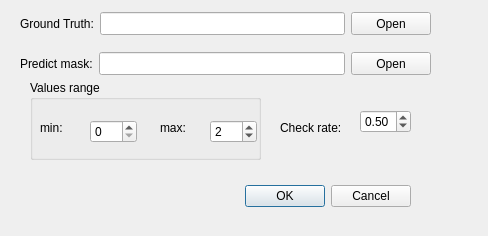
The window that ui/postProcess/AccuracyEvaluate.ui (scrssys/semantic_segment_RSImage) describes before a commit, drawn with Qt 5.
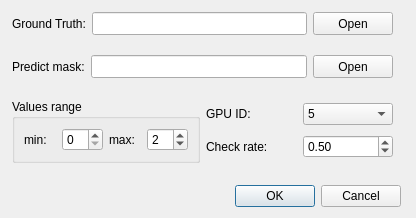
The same window after the commit.

Diff of the .ui file:
```diff
--- a/ui/postProcess/AccuracyEvaluate.ui
+++ b/ui/postProcess/AccuracyEvaluate.ui
@@ -6,8 +6,8 @@
    <rect>
     <x>0</x>
     <y>0</y>
-    <width>488</width>
-    <height>236</height>
+    <width>416</width>
+    <height>218</height>
    </rect>
   </property>
   <property name="windowTitle">
@@ -16,9 +16,9 @@
   <widget class="QDialogButtonBox" name="buttonBox">
    <property name="geometry">
     <rect>
-     <x>70</x>
+     <x>190</x>
      <y>180</y>
-     <width>341</width>
+     <width>211</width>
      <height>32</height>
     </rect>
    </property>
@@ -29,63 +29,19 @@
     <set>QDialogButtonBox::Cancel|QDialogButtonBox::Ok</set>
    </property>
   </widget>
-  <widget class="QWidget" name="layoutWidget_4">
+  <widget class="QWidget" name="">
    <property name="geometry">
     <rect>
-     <x>20</x>
-     <y>50</y>
-     <width>411</width>
-     <height>27</height>
+     <x>12</x>
+     <y>12</y>
+     <width>381</width>
+     <height>151</height>
     </rect>
    </property>
-   <layout class="QHBoxLayout" name="horizontalLayout_9">
+   <layout class="QVBoxLayout" name="verticalLayout_4">
     <item>
-     <widget class="QLabel" name="label_8">
-      <property name="minimumSize">
-       <size>
-        <width>55</width>
-        <height>23</height>
-       </size>
-      </property>
-      <property name="text">
-       <string>Predict mask:</string>
-      </property>
-     </widget>
-    </item>
+     <layout class="QVBoxLayout" name="verticalLayout_3">
     <item>
-     <widget class="QLineEdit" name="lineEdit_mask">
-      <property name="minimumSize">
-       <size>
-        <width>201</width>
-        <height>23</height>
-       </size>
-      </property>
-     </widget>
-    </item>
-    <item>
-     <widget class="QPushButton" name="pushButton_mask">
-      <property name="minimumSize">
-       <size>
-        <width>0</width>
-        <height>23</height>
-       </size>
-      </property>
-      <property name="text">
-       <string>Open</string>
-      </property>
-     </widget>
-    </item>
-   </layout>
-  </widget>
-  <widget class="QWidget" name="layoutWidget_3">
-   <property name="geometry">
-    <rect>
-     <x>20</x>
-     <y>10</y>
-     <width>411</width>
-     <height>27</height>
-    </rect>
-   </property>
    <layout class="QHBoxLayout" name="horizontalLayout_8">
     <item>
      <widget class="QLabel" name="label_6">
@@ -124,94 +80,178 @@
      </widget>
     </item>
    </layout>
-  </widget>
+      </item>
+      <item>
+       <spacer name="verticalSpacer_3">
+        <property name="orientation">
+         <enum>Qt::Vertical</enum>
+        </property>
+        <property name="sizeHint" stdset="0">
+         <size>
+          <width>20</width>
+          <height>40</height>
+         </size>
+        </property>
+       </spacer>
+      </item>
+     </layout>
+    </item>
+    <item>
+     <layout class="QVBoxLayout" name="verticalLayout_2">
+      <item>
+       <layout class="QHBoxLayout" name="horizontalLayout_9">
+        <item>
+         <widget class="QLabel" name="label_8">
+          <property name="minimumSize">
+           <size>
+            <width>55</width>
+            <height>23</height>
+           </size>
+          </property>
+          <property name="text">
+           <string>Predict mask:</string>
+          </property>
+         </widget>
+        </item>
+        <item>
+         <widget class="QLineEdit" name="lineEdit_mask">
+          <property name="minimumSize">
+           <size>
+            <width>201</width>
+            <height>23</height>
+           </size>
+          </property>
+         </widget>
+        </item>
+        <item>
+         <widget class="QPushButton" name="pushButton_mask">
+          <property name="minimumSize">
+           <size>
+            <width>0</width>
+            <height>23</height>
+           </size>
+          </property>
+          <property name="text">
+           <string>Open</string>
+          </property>
+         </widget>
+        </item>
+       </layout>
+      </item>
+      <item>
+       <spacer name="verticalSpacer_2">
+        <property name="orientation">
+         <enum>Qt::Vertical</enum>
+        </property>
+        <property name="sizeHint" stdset="0">
+         <size>
+          <width>20</width>
+          <height>40</height>
+         </size>
+        </property>
+       </spacer>
+      </item>
+     </layout>
+    </item>
+    <item>
+     <layout class="QHBoxLayout" name="horizontalLayout_4">
+      <item>
   <widget class="QGroupBox" name="groupBox">
-   <property name="geometry">
-    <rect>
-     <x>30</x>
-     <y>80</y>
-     <width>231</width>
-     <height>80</height>
-    </rect>
-   </property>
    <property name="title">
     <string>Values range</string>
    </property>
-   <widget class="QSpinBox" name="spinBox_max">
-    <property name="geometry">
-     <rect>
-      <x>180</x>
-      <y>40</y>
-      <width>47</width>
-      <height>23</height>
-     </rect>
-    </property>
-    <property name="minimum">
-     <number>1</number>
-    </property>
-    <property name="value">
-     <number>2</number>
-    </property>
-   </widget>
+        <layout class="QHBoxLayout" name="horizontalLayout_2">
+         <item>
    <widget class="QLabel" name="label">
-    <property name="geometry">
-     <rect>
-      <x>10</x>
-      <y>40</y>
-      <width>41</width>
-      <height>16</height>
-     </rect>
-    </property>
     <property name="text">
      <string>min:</string>
     </property>
    </widget>
+         </item>
+         <item>
+          <widget class="QSpinBox" name="spinBox_min"/>
+         </item>
+         <item>
    <widget class="QLabel" name="label_2">
-    <property name="geometry">
-     <rect>
-      <x>130</x>
-      <y>40</y>
-      <width>41</width>
-      <height>16</height>
-     </rect>
-    </property>
     <property name="text">
      <string>max:</string>
     </property>
    </widget>
-   <widget class="QSpinBox" name="spinBox_min">
-    <property name="geometry">
-     <rect>
-      <x>60</x>
-      <y>40</y>
-      <width>47</width>
-      <height>23</height>
-     </rect>
-    </property>
-   </widget>
-  </widget>
+         </item>
+         <item>
+          <widget class="QSpinBox" name="spinBox_max">
+           <property name="minimum">
+            <number>1</number>
+           </property>
+           <property name="value">
+            <number>2</number>
+           </property>
+          </widget>
+         </item>
+        </layout>
+       </widget>
+      </item>
+      <item>
+       <layout class="QVBoxLayout" name="verticalLayout">
+        <item>
+         <layout class="QHBoxLayout" name="horizontalLayout_3">
+          <item>
+           <widget class="QLabel" name="label_4">
+            <property name="text">
+             <string>GPU ID:</string>
+            </property>
+           </widget>
+          </item>
+          <item>
+           <widget class="QComboBox" name="comboBox_gupid">
+            <property name="currentIndex">
+             <number>5</number>
+            </property>
+            <item>
+             <property name="text">
+              <string>0</string>
+             </property>
+            </item>
+            <item>
+             <property name="text">
+              <string>1</string>
+             </property>
+            </item>
+            <item>
+             <property name="text">
+              <string>2</string>
+             </property>
+            </item>
+            <item>
+             <property name="text">
+              <string>3</string>
+             </property>
+            </item>
+            <item>
+             <property name="text">
+              <string>4</string>
+             </property>
+            </item>
+            <item>
+             <property name="text">
+              <string>5</string>
+             </property>
+            </item>
+           </widget>
+          </item>
+         </layout>
+        </item>
+        <item>
+         <layout class="QHBoxLayout" name="horizontalLayout">
+          <item>
   <widget class="QLabel" name="label_3">
-   <property name="geometry">
-    <rect>
-     <x>280</x>
-     <y>120</y>
-     <width>71</width>
-     <height>16</height>
-    </rect>
-   </property>
    <property name="text">
     <string>Check rate:</string>
    </property>
   </widget>
+          </item>
+          <item>
   <widget class="QDoubleSpinBox" name="doubleSpinBox_rate">
-   <property name="geometry">
-    <rect>
-     <x>360</x>
-     <y>110</y>
-     <width>51</width>
-     <height>23</height>
-    </rect>
-   </property>
    <property name="minimum">
     <double>0.010000000000000</double>
    </property>
@@ -224,6 +264,15 @@
    <property name="value">
     <double>0.500000000000000</double>
    </property>
+           </widget>
+          </item>
+         </layout>
+        </item>
+       </layout>
+      </item>
+     </layout>
+    </item>
+   </layout>
   </widget>
  </widget>
  <resources/>
```
Left out of the diff: 2 changed lines with no effect on the pictures. Lines whose indentation alone changed are shown as unchanged.
